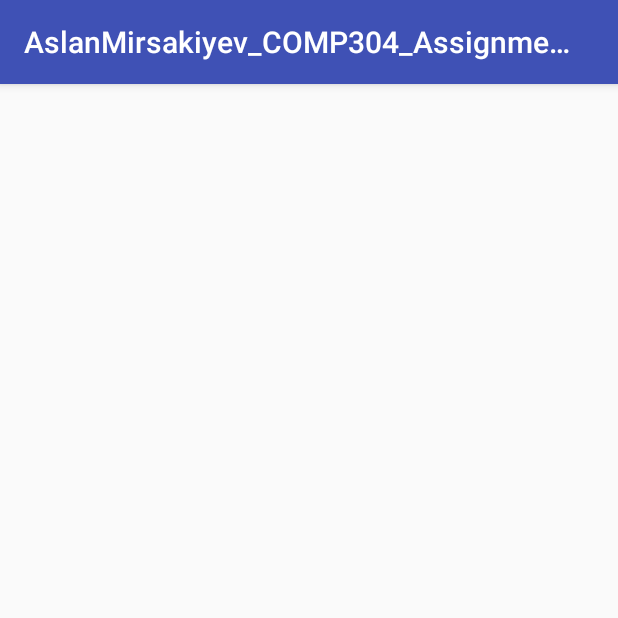
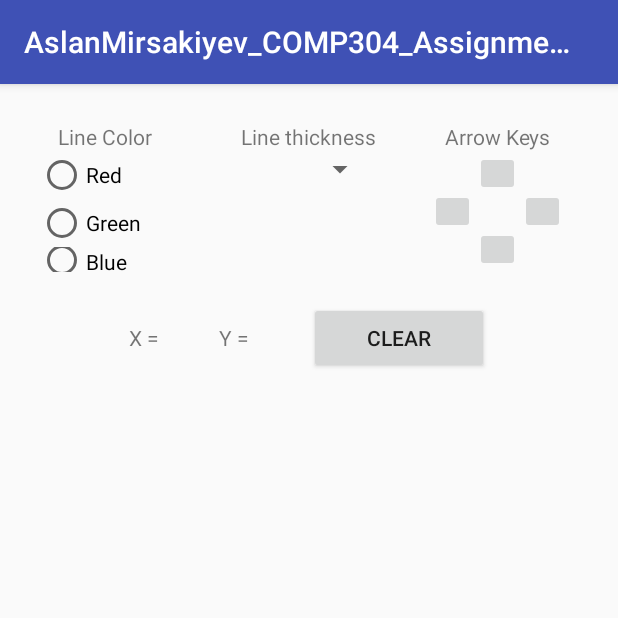
Before and after one commit to mirsakiyev/COMP-304, an Android app: the DrawingActivity_Task1 screen opened directly, with no data from a screen before it, on a phone screen of 412 x 824 dp, the top half of it. Run offline under Robolectric (Android 15) with nearby library versions, the phone set to English and light mode, and no system bars.

Commit message:
Finished design of task1, all major elements are in place

```diff
--- a/AslanMirsakiyev_COMP304_Assignment3/app/src/main/java/com/example/aslanmr/aslanmirsakiyev_comp304_assignment3/DashboardActivity.java
+++ b/AslanMirsakiyev_COMP304_Assignment3/app/src/main/java/com/example/aslanmr/aslanmirsakiyev_comp304_assignment3/DashboardActivity.java
@@ -9,7 +9,6 @@ package com.example.aslanmr.aslanmirsakiyev_comp304_assignment3;
 import android.app.ListActivity;
 import android.support.v7.app.AppCompatActivity;
 import android.content.Intent;
-import android.os.Bundle;
 import android.os.Bundle;
 import android.view.View;
 import android.widget.ArrayAdapter;
--- a/AslanMirsakiyev_COMP304_Assignment3/app/src/main/res/layout/activity_drawing__task1.xml
+++ b/AslanMirsakiyev_COMP304_Assignment3/app/src/main/res/layout/activity_drawing__task1.xml
@@ -1,9 +1,162 @@
 <?xml version="1.0" encoding="utf-8"?>
-<android.support.constraint.ConstraintLayout xmlns:android="http://schemas.android.com/apk/res/android"
+<LinearLayout xmlns:android="http://schemas.android.com/apk/res/android"
     xmlns:app="http://schemas.android.com/apk/res-auto"
     xmlns:tools="http://schemas.android.com/tools"
     android:layout_width="match_parent"
     android:layout_height="match_parent"
+    android:orientation="vertical"
+    android:layout_margin="25dp"
     tools:context=".DrawingActivity_Task1">
 
-</android.support.constraint.ConstraintLayout>
+
+    <RelativeLayout
+        android:layout_width="match_parent"
+        android:layout_height="100dp">
+        <LinearLayout
+            android:layout_width="90dp"
+            android:layout_height="wrap_content"
+            android:orientation="vertical"
+            android:layout_alignParentLeft="true">
+            <!-- Colors -->
+            <TextView
+                android:layout_width="match_parent"
+                android:layout_height="wrap_content"
+                android:textAlignment="center"
+                android:text="Line Color"/>
+            <RadioGroup
+                android:id="@+id/rgrpColors"
+                android:layout_width="match_parent"
+                android:layout_height="wrap_content">
+                <RadioButton
+                    android:id="@+id/radColorRed"
+                    android:layout_width="wrap_content"
+                    android:layout_height="wrap_content"
+                    android:text="Red"/>
+                <RadioButton
+                    android:id="@+id/radColorGreen"
+                    android:layout_width="wrap_content"
+                    android:layout_height="wrap_content"
+                    android:text="Green"/>
+                <RadioButton
+                    android:id="@+id/radColorBlue"
+                    android:layout_width="wrap_content"
+                    android:layout_height="wrap_content"
+                    android:text="Blue"/>
+            </RadioGroup>
+            <!-- Colors end-->
+        </LinearLayout>
+
+
+        <LinearLayout
+            android:layout_width="90dp"
+            android:layout_height="wrap_content"
+            android:orientation="vertical"
+            android:layout_marginHorizontal="10dp"
+            android:layout_centerHorizontal="true">
+            <!-- Thickness-->
+            <TextView
+                android:layout_width="match_parent"
+                android:layout_height="wrap_content"
+                android:textAlignment="center"
+                android:text="Line thickness"/>
+            <Spinner
+                android:id="@+id/task1_spnLineThickness"
+                android:layout_width="match_parent"
+                android:layout_height="wrap_content">
+            </Spinner>
+            <!--Thickness end-->
+        </LinearLayout>
+
+        <LinearLayout
+            android:layout_width="90dp"
+            android:layout_height="wrap_content"
+            android:orientation="vertical"
+            android:layout_marginHorizontal="10dp"
+            android:layout_alignParentRight="true">
+            <TextView
+                android:layout_width="match_parent"
+                android:layout_height="wrap_content"
+                android:textAlignment="center"
+                android:text="Arrow Keys"/>
+            <RelativeLayout
+                android:layout_width="wrap_content"
+                android:layout_height="wrap_content">
+                <!-- Arrows -->
+                <ImageButton
+                    android:id="@+id/imgArrowUp"
+                    android:layout_width="30dp"
+                    android:layout_height="30dp"
+                    android:layout_alignParentTop="true"
+                    android:layout_centerHorizontal="true"/>
+                <ImageButton
+                    android:id="@+id/imgArrowLeft"
+                    android:layout_width="30dp"
+                    android:layout_height="30dp"
+                    android:layout_alignParentLeft="true"
+                    android:layout_centerVertical="true"/>
+                <ImageButton
+                    android:id="@+id/imgArrowRight"
+                    android:layout_width="30dp"
+                    android:layout_height="30dp"
+                    android:layout_alignParentRight="true"
+                    android:layout_centerVertical="true"/>
+                <ImageButton
+                    android:id="@+id/imgArrowDown"
+                    android:layout_width="30dp"
+                    android:layout_height="30dp"
+                    android:layout_alignParentBottom="true"
+                    android:layout_centerHorizontal="true"/>
+                <!-- Arrows end -->
+            </RelativeLayout>
+        </LinearLayout>
+    </RelativeLayout>
+
+
+    <RelativeLayout
+        android:layout_width="match_parent"
+        android:layout_height="wrap_content"
+        android:layout_marginTop="20dp">
+
+        <LinearLayout
+            android:layout_width="wrap_content"
+            android:layout_height="wrap_content"
+            android:orientation="horizontal"
+            android:layout_centerHorizontal="true">
+
+            <TextView
+                android:id="@+id/task1_tvX"
+                android:layout_width="60dp"
+                android:layout_height="wrap_content"
+                android:text="X = "/>
+
+            <TextView
+                android:id="@+id/task1_tvY"
+                android:layout_width="60dp"
+                android:layout_height="wrap_content"
+                android:text="Y = "/>
+
+            <Button
+                android:id="@+id/task1_btnClear"
+                android:layout_width="120dp"
+                android:layout_height="wrap_content"
+                android:layout_centerHorizontal="true"
+                android:text="Clear"/>
+
+        </LinearLayout>
+    </RelativeLayout>
+
+    <RelativeLayout
+        android:layout_width="match_parent"
+        android:layout_height="match_parent"
+        android:layout_marginTop="30dp">
+
+        <ImageView
+            android:id="@+id/task1_imgCanvas"
+            android:layout_width="wrap_content"
+            android:layout_height="match_parent"
+            android:minHeight="100dp"
+            android:minWidth="200dp"
+            android:layout_centerHorizontal="true"/>
+    </RelativeLayout>
+
+</LinearLayout>
```
